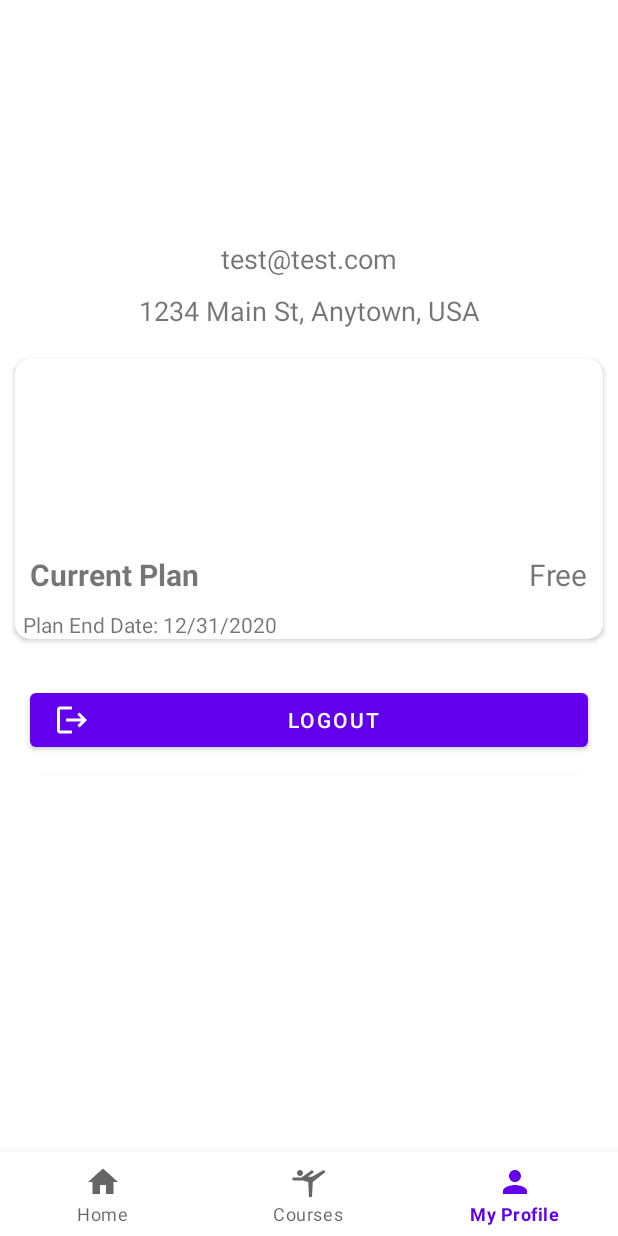
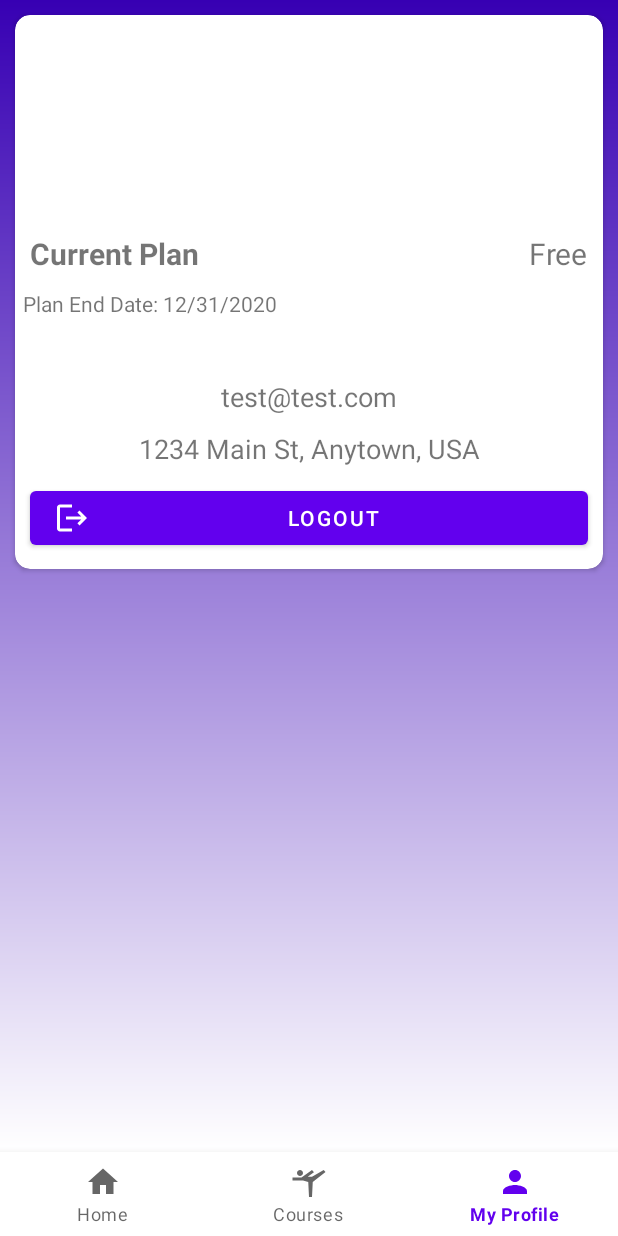
Before and after one commit to jesusfb/fullstack-gym, an Android app: the MyProfileFragment screen opened through its navigation route, on a phone screen of 412 x 824 dp. Run offline under Robolectric (Android 15) with nearby library versions, the phone set to English and light mode, and no system bars; our stand-ins replace navigation-ui; pictures from the network do not load; 10 statements that could not run were skipped.

Commit message:
gradient background, better my profile
* added greeting on home page
* added theme gradient to all pages after login
* made all user info more compact and contained in a single card

```diff
--- a/Frontend/Android/app/src/main/java/com/georgegipa/gym/ui/fragments/HomeFragment.kt
+++ b/Frontend/Android/app/src/main/java/com/georgegipa/gym/ui/fragments/HomeFragment.kt
@@ -8,7 +8,9 @@ import androidx.fragment.app.Fragment
 import androidx.recyclerview.widget.LinearLayoutManager
 import com.georgegipa.gym.R
 import com.georgegipa.gym.adapters.CourseAdapter
+import com.georgegipa.gym.api.ApiResponses
 import com.georgegipa.gym.databinding.FragmentHomeBinding
+import com.georgegipa.gym.utils.getGreeting
 
 class HomeFragment : Fragment(R.layout.fragment_home) {
     private var _binding: FragmentHomeBinding? = null
@@ -29,6 +31,15 @@ class HomeFragment : Fragment(R.layout.fragment_home) {
         val recyclerView = binding.courseDetailsRv
         recyclerView.layoutManager = LinearLayoutManager(context)
         //recyclerView.adapter = CourseAdapter(context, courseList)
+
+        val greeting = getGreeting() + ", " + ApiResponses.user.name
+        binding.greetingTv.text = greeting
+
+        val courseList = ""
+        if(courseList.isEmpty()){
+            binding.courseDetailsRv.visibility = View.GONE
+            binding.upcomingCoursesTv.text = requireContext().getString(R.string.no_courses_registered)
+        }
     }
 
     override fun onDestroyView() {
--- a/Frontend/Android/app/src/main/java/com/georgegipa/gym/utils/GenericUtils.kt
+++ b/Frontend/Android/app/src/main/java/com/georgegipa/gym/utils/GenericUtils.kt
@@ -1,7 +1,19 @@
 package com.georgegipa.gym.utils
 
 import com.georgegipa.gym.api.GymClient.Companion.URL
+import java.time.LocalDateTime
 
 fun String.removeUrlFromImage() : String {
     return this.replace("http://localhost:8080/", URL)
 }
+
+//create a greeting based on the current time
+fun getGreeting(): String {
+    val current = LocalDateTime.now()
+    val hour = current.hour
+    return when {
+        hour < 12 -> "Good morning"
+        hour < 18 -> "Good afternoon"
+        else -> "Good evening"
+    }
+}
--- /dev/null
+++ b/Frontend/Android/app/src/main/res/drawable/background_gradient.xml
@@ -0,0 +1,8 @@
+<?xml version="1.0" encoding="utf-8"?>
+<shape xmlns:android="http://schemas.android.com/apk/res/android"
+    android:shape="rectangle">
+    <gradient
+        android:angle="90"
+        android:startColor="?attr/colorOnPrimary"
+        android:endColor="?attr/colorPrimaryVariant" />
+</shape>
--- a/Frontend/Android/app/src/main/res/layout/fragment_courses.xml
+++ b/Frontend/Android/app/src/main/res/layout/fragment_courses.xml
@@ -1,11 +1,12 @@
 <?xml version="1.0" encoding="utf-8"?>
 <androidx.recyclerview.widget.RecyclerView xmlns:android="http://schemas.android.com/apk/res/android"
     xmlns:app="http://schemas.android.com/apk/res-auto"
+    xmlns:tools="http://schemas.android.com/tools"
     android:id="@+id/courses_recycler_view"
     android:layout_width="match_parent"
     android:layout_height="match_parent"
+    android:background="@drawable/background_gradient"
     app:layout_constraintEnd_toEndOf="parent"
     app:layout_constraintStart_toStartOf="parent"
     app:layout_constraintTop_toTopOf="parent"
-    xmlns:tools="http://schemas.android.com/tools"
-    tools:context=".ui.fragments.CoursesFragment"/>
+    tools:context=".ui.fragments.CoursesFragment" />
--- a/Frontend/Android/app/src/main/res/layout/fragment_my_profile.xml
+++ b/Frontend/Android/app/src/main/res/layout/fragment_my_profile.xml
@@ -1,11 +1,11 @@
 <?xml version="1.0" encoding="utf-8"?>
-<ScrollView
-    xmlns:android="http://schemas.android.com/apk/res/android"
+<ScrollView xmlns:android="http://schemas.android.com/apk/res/android"
+    xmlns:app="http://schemas.android.com/apk/res-auto"
     xmlns:tools="http://schemas.android.com/tools"
-    xmlns:app="http://schemas.android.com/apk/res-auto"
-    tools:context=".ui.fragments.MyProfileFragment"
     android:layout_width="match_parent"
-    android:layout_height="match_parent">
+    android:layout_height="match_parent"
+    android:background="@drawable/background_gradient"
+    tools:context=".ui.fragments.MyProfileFragment">
 
     <LinearLayout
         android:layout_width="match_parent"
@@ -24,75 +24,32 @@
 
                 <ImageView
                     android:id="@+id/user_image"
-                    tools:src="@tools:sample/avatars"
                     android:layout_width="100dp"
                     android:layout_height="100dp"
                     android:layout_margin="10dp"
                     app:layout_constraintEnd_toEndOf="parent"
                     app:layout_constraintStart_toStartOf="parent"
-                    app:layout_constraintTop_toTopOf="parent" />
-
-                <TextView
-                    android:id="@+id/username_tv"
-                    android:layout_width="wrap_content"
-                    android:layout_height="wrap_content"
-                    android:layout_margin="@dimen/default_margin_half"
-                    android:text="Username"
-                    android:textSize="@dimen/text_size_2"
-                    app:layout_constraintEnd_toEndOf="parent"
-                    app:layout_constraintStart_toStartOf="parent"
-                    app:layout_constraintTop_toBottomOf="@+id/user_image" />
-
-                <TextView
-                    android:id="@+id/email_tv"
-                    android:layout_width="wrap_content"
-                    android:layout_height="wrap_content"
-                    android:layout_margin="10dp"
-                    android:text="test@test.com"
-                    android:textSize="@dimen/text_size_2"
-                    app:layout_constraintEnd_toEndOf="parent"
-                    app:layout_constraintStart_toStartOf="parent"
-                    app:layout_constraintTop_toBottomOf="@id/username_tv" />
-
-                <TextView
-                    android:id="@+id/address_tv"
-                    android:layout_width="wrap_content"
-                    android:layout_height="wrap_content"
-                    android:layout_margin="10dp"
-                    android:text="1234 Main St, Anytown, USA"
-                    android:textSize="@dimen/text_size_2"
-                    app:layout_constraintEnd_toEndOf="@+id/email_tv"
-                    app:layout_constraintStart_toStartOf="@+id/email_tv"
-                    app:layout_constraintTop_toBottomOf="@+id/email_tv" />
-
-
-            </androidx.constraintlayout.widget.ConstraintLayout>
-
-        </androidx.cardview.widget.CardView>
-
-        <!--    add a card that displays the current plan with the end date with a option to upgrade-->
-        <androidx.cardview.widget.CardView
-            android:layout_width="match_parent"
-            android:layout_height="wrap_content"
-            android:layout_margin="10dp"
-            app:cardCornerRadius="10dp">
-
-            <LinearLayout
-                android:layout_width="match_parent"
-                android:layout_height="wrap_content"
-                android:orientation="vertical">
+                    app:layout_constraintTop_toTopOf="parent"
+                    tools:src="@tools:sample/avatars" />
 
                 <ImageView
                     android:id="@+id/plan_iv"
+                    android:layout_width="50dp"
+                    android:layout_height="50dp"
                     android:layout_gravity="center"
-                    tools:src="@tools:sample/avatars"
-                    android:layout_width="100dp"
-                    android:layout_height="100dp"
-                    android:layout_margin="10dp" />
+                    android:layout_margin="10dp"
+                    app:layout_constraintBottom_toBottomOf="@+id/user_image"
+                    app:layout_constraintEnd_toEndOf="@+id/user_image"
+                    app:layout_constraintHorizontal_bias="1.7"
+                    app:layout_constraintStart_toStartOf="@+id/user_image"
+                    app:layout_constraintTop_toBottomOf="@+id/user_image"
+                    tools:src="@tools:sample/avatars" />
 
                 <RelativeLayout
+                    android:id="@+id/relativeLayout"
                     android:layout_width="match_parent"
-                    android:layout_height="wrap_content">
+                    android:layout_height="wrap_content"
+                    app:layout_constraintTop_toBottomOf="@+id/plan_iv">
 
                     <TextView
                         android:layout_width="wrap_content"
@@ -119,33 +76,60 @@
                 </RelativeLayout>
 
 
-
                 <!--                relative layout 2 buttons horizontal-->
                 <LinearLayout
+                    android:id="@+id/linearLayout"
                     android:layout_width="match_parent"
                     android:layout_height="wrap_content"
-                    android:orientation="horizontal">
+                    android:orientation="horizontal"
+                    app:layout_constraintEnd_toEndOf="parent"
+                    app:layout_constraintStart_toStartOf="parent"
+                    app:layout_constraintTop_toBottomOf="@+id/relativeLayout">
 
                     <TextView
                         android:id="@+id/plan_end_date_tv"
                         android:layout_width="wrap_content"
                         android:layout_height="wrap_content"
+                        android:layout_marginStart="@dimen/default_margin_half"
                         android:layout_weight="2"
-                        android:layout_marginStart="@dimen/default_margin_half"
                         android:text="Plan End Date: 12/31/2020" />
 
 
                 </LinearLayout>
 
-            </LinearLayout>
+                <TextView
+                    android:id="@+id/username_tv"
+                    android:layout_width="wrap_content"
+                    android:layout_height="wrap_content"
+                    android:layout_margin="@dimen/default_margin_half"
+                    android:text="Username"
+                    android:textSize="@dimen/text_size_2"
+                    app:layout_constraintEnd_toEndOf="parent"
+                    app:layout_constraintStart_toStartOf="parent"
+                    app:layout_constraintTop_toBottomOf="@+id/linearLayout" />
 
-        </androidx.cardview.widget.CardView>
-
-        <androidx.cardview.widget.CardView
-            android:layout_width="match_parent"
+                <TextView
+                    android:id="@+id/email_tv"
+                    android:layout_width="wrap_content"
                     android:layout_height="wrap_content"
                     android:layout_margin="10dp"
-            app:cardCornerRadius="10dp">
+                    android:text="test@test.com"
+                    android:textSize="@dimen/text_size_2"
+                    app:layout_constraintEnd_toEndOf="parent"
+                    app:layout_constraintStart_toStartOf="parent"
+                    app:layout_constraintTop_toBottomOf="@id/username_tv" />
+
+                <TextView
+                    android:id="@+id/address_tv"
+                    android:layout_width="wrap_content"
+                    android:layout_height="wrap_content"
+                    android:layout_margin="10dp"
+                    android:text="1234 Main St, Anytown, USA"
+                    android:textSize="@dimen/text_size_2"
+                    app:layout_constraintEnd_toEndOf="@+id/email_tv"
+                    app:layout_constraintStart_toStartOf="@+id/email_tv"
+                    app:layout_constraintTop_toBottomOf="@+id/email_tv" />
+
 
                 <com.google.android.material.button.MaterialButton
                     android:id="@+id/logout_btn"
@@ -157,12 +141,11 @@
                     app:layout_constraintBottom_toBottomOf="parent"
                     app:layout_constraintEnd_toEndOf="parent"
                     app:layout_constraintStart_toStartOf="parent"
-                app:layout_constraintTop_toBottomOf="@+id/qr_iv" />
+                    app:layout_constraintTop_toBottomOf="@+id/address_tv" />
+
+            </androidx.constraintlayout.widget.ConstraintLayout>
 
         </androidx.cardview.widget.CardView>
-
-
-
 
     </LinearLayout>
 
--- a/Frontend/Android/app/src/main/res/values/dimen.xml
+++ b/Frontend/Android/app/src/main/res/values/dimen.xml
@@ -3,8 +3,10 @@
     <dimen name="rounded_corner_radius">12dp</dimen>
     <dimen name="default_margin">10dp</dimen>
     <dimen name="default_margin_half">5dp</dimen>
+    <dimen name="title_padding">16dp</dimen>
     <dimen name="text_size">16sp</dimen>
     <dimen name="text_size_2">18sp</dimen>
     <dimen name="title_size">20sp</dimen>
+    <dimen name="title_size_huge">32sp</dimen>
     <dimen name="title_size_large">24sp</dimen>
 </resources>
--- a/Frontend/Android/app/src/main/res/values/strings.xml
+++ b/Frontend/Android/app/src/main/res/values/strings.xml
@@ -1,3 +1,6 @@
 <resources>
     <string name="app_name">Fitness Center</string>
+    <string name="no_courses_registered">Check out the courses tab to see what\'s available.Your upcoming courses will appear below.</string>
+    <string name="upcoming_courses">Your Upcoming courses</string>
+
 </resources>
```
Also changed, not shown: Frontend/Android/app/src/main/java/com/georgegipa/gym/ui/StartActivity.kt (+9 -1 lines), Frontend/Android/app/src/main/res/layout/fragment_home.xml (+21 -11 lines). Lines whose indentation alone changed are shown as unchanged.
